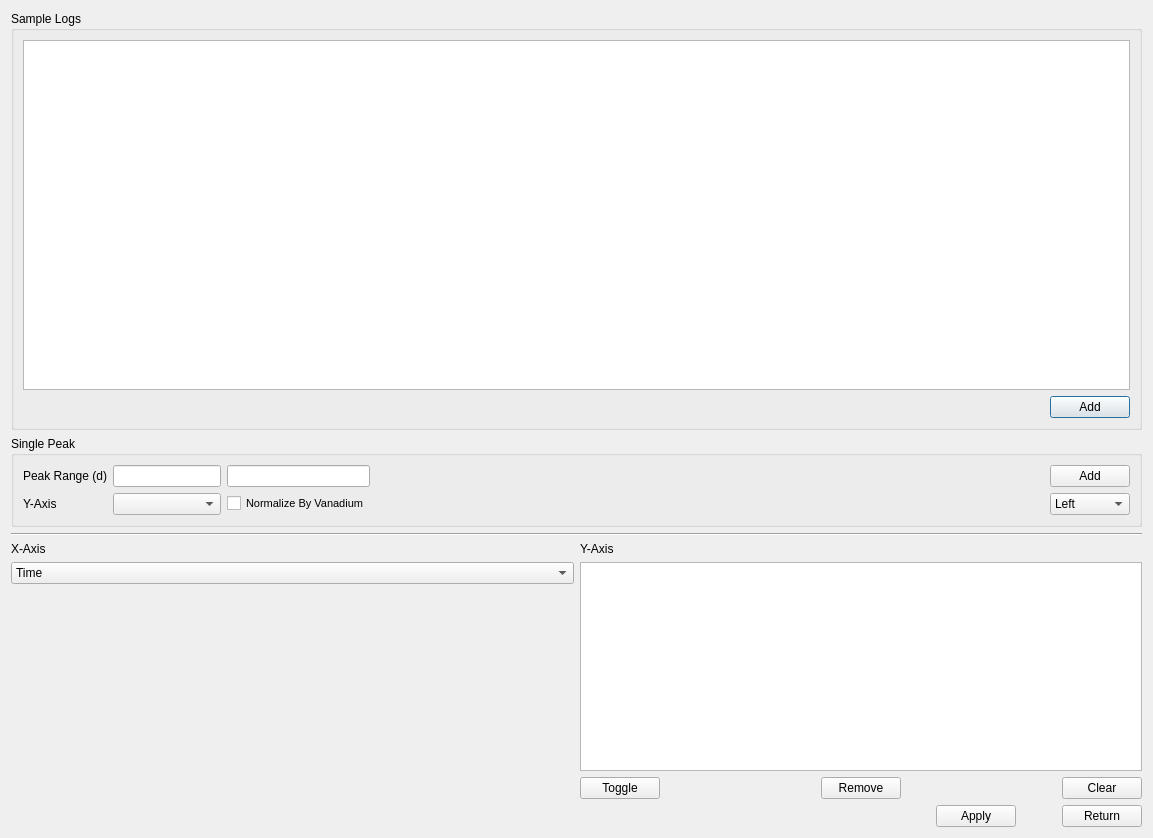
The window that pyvdrive/interface/gui/ui_LiveDataGPPlotSetup.ui (neutrons/PyVDrive) describes before a commit, drawn with Qt 5.
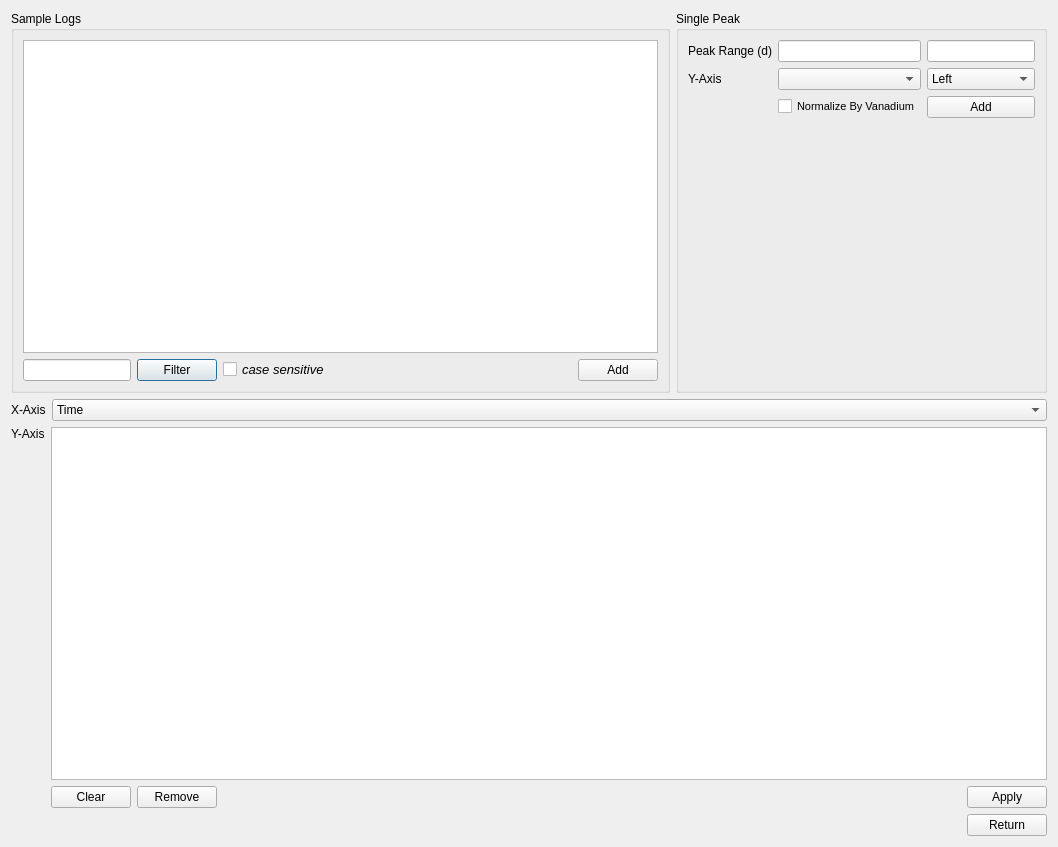
The same window after the commit. Custom widgets are drawn as their Qt base class.

```diff
--- a/pyvdrive/interface/gui/ui_LiveDataGPPlotSetup.ui
+++ b/pyvdrive/interface/gui/ui_LiveDataGPPlotSetup.ui
@@ -6,14 +6,16 @@
    <rect>
     <x>0</x>
     <y>0</y>
-    <width>1153</width>
-    <height>838</height>
+    <width>1058</width>
+    <height>847</height>
    </rect>
   </property>
   <property name="windowTitle">
    <string>Dialog</string>
   </property>
-  <layout class="QVBoxLayout" name="verticalLayout_3">
+  <layout class="QVBoxLayout" name="verticalLayout_4">
+   <item>
+    <layout class="QHBoxLayout" name="horizontalLayout">
    <item>
     <widget class="QGroupBox" name="groupBox">
      <property name="title">
@@ -29,6 +31,36 @@
       </item>
       <item>
        <layout class="QHBoxLayout" name="horizontalLayout_2">
+          <item>
+           <widget class="QLineEdit" name="lineEdit_logFilter">
+            <property name="sizePolicy">
+             <sizepolicy hsizetype="Preferred" vsizetype="Fixed">
+              <horstretch>0</horstretch>
+              <verstretch>0</verstretch>
+             </sizepolicy>
+            </property>
+           </widget>
+          </item>
+          <item>
+           <widget class="QPushButton" name="pushButton_filterLog">
+            <property name="text">
+             <string>Filter</string>
+            </property>
+           </widget>
+          </item>
+          <item>
+           <widget class="QCheckBox" name="checkBox_caseSensitive">
+            <property name="font">
+             <font>
+              <pointsize>10</pointsize>
+              <italic>true</italic>
+             </font>
+            </property>
+            <property name="text">
+             <string>case sensitive</string>
+            </property>
+           </widget>
+          </item>
         <item>
          <spacer name="horizontalSpacer_4">
           <property name="orientation">
@@ -60,30 +92,13 @@
       <string>Single Peak</string>
      </property>
      <layout class="QGridLayout" name="gridLayout">
-      <item row="1" column="1">
-       <widget class="QComboBox" name="comboBox_peakY"/>
-      </item>
-      <item row="0" column="6">
+        <item row="2" column="2">
        <widget class="QPushButton" name="pushButton_addPeakParam">
         <property name="text">
          <string>Add</string>
         </property>
        </widget>
       </item>
-      <item row="1" column="0">
-       <widget class="QLabel" name="label_4">
-        <property name="text">
-         <string>Y-Axis</string>
-        </property>
-       </widget>
-      </item>
-      <item row="0" column="0">
-       <widget class="QLabel" name="label_3">
-        <property name="text">
-         <string>Peak Range (d)</string>
-        </property>
-       </widget>
-      </item>
       <item row="0" column="2">
        <widget class="QLineEdit" name="lineEdit_dMaxPeakIntegrate">
         <property name="sizePolicy">
@@ -94,30 +109,10 @@
         </property>
        </widget>
       </item>
-      <item row="0" column="1">
-       <widget class="QLineEdit" name="lineEdit_minDPeakIntegrate">
-        <property name="sizePolicy">
-         <sizepolicy hsizetype="Preferred" vsizetype="Fixed">
-          <horstretch>0</horstretch>
-          <verstretch>0</verstretch>
-         </sizepolicy>
-        </property>
-       </widget>
-      </item>
-      <item row="0" column="5">
-       <spacer name="horizontalSpacer_3">
-        <property name="orientation">
-         <enum>Qt::Horizontal</enum>
-        </property>
-        <property name="sizeHint" stdset="0">
-         <size>
-          <width>40</width>
-          <height>20</height>
-         </size>
-        </property>
-       </spacer>
-      </item>
-      <item row="1" column="2">
+        <item row="1" column="1">
+         <widget class="QComboBox" name="comboBox_peakY"/>
+        </item>
+        <item row="2" column="1">
        <widget class="QCheckBox" name="checkBox_normByVan">
         <property name="font">
          <font>
@@ -129,7 +124,24 @@
         </property>
        </widget>
       </item>
-      <item row="1" column="6">
+        <item row="0" column="1">
+         <widget class="QLineEdit" name="lineEdit_minDPeakIntegrate">
+          <property name="sizePolicy">
+           <sizepolicy hsizetype="Preferred" vsizetype="Fixed">
+            <horstretch>0</horstretch>
+            <verstretch>0</verstretch>
+           </sizepolicy>
+          </property>
+         </widget>
+        </item>
+        <item row="0" column="0">
+         <widget class="QLabel" name="label_3">
+          <property name="text">
+           <string>Peak Range (d)</string>
+          </property>
+         </widget>
+        </item>
+        <item row="1" column="2">
        <widget class="QComboBox" name="comboBox_plotPeak">
         <item>
          <property name="text">
@@ -143,85 +155,40 @@
         </item>
        </widget>
       </item>
-     </layout>
-    </widget>
-   </item>
-   <item>
-    <widget class="Line" name="line">
-     <property name="orientation">
-      <enum>Qt::Horizontal</enum>
-     </property>
-    </widget>
-   </item>
-   <item>
-    <layout class="QGridLayout" name="gridLayout_2">
-     <item row="0" column="1">
-      <widget class="QLabel" name="label_2">
+        <item row="1" column="0">
+         <widget class="QLabel" name="label_4">
        <property name="text">
         <string>Y-Axis</string>
        </property>
       </widget>
      </item>
-     <item row="2" column="1">
+        <item row="3" column="2">
+         <spacer name="verticalSpacer_2">
+          <property name="orientation">
+           <enum>Qt::Vertical</enum>
+          </property>
+          <property name="sizeHint" stdset="0">
+           <size>
+            <width>20</width>
+            <height>40</height>
+           </size>
+          </property>
+         </spacer>
+        </item>
+       </layout>
+      </widget>
+     </item>
+    </layout>
+   </item>
+   <item>
       <layout class="QHBoxLayout" name="horizontalLayout_3">
        <item>
-        <widget class="QPushButton" name="pushButton_toggle">
-         <property name="text">
-          <string>Toggle</string>
-         </property>
-        </widget>
-       </item>
-       <item>
-        <spacer name="horizontalSpacer_5">
-         <property name="orientation">
-          <enum>Qt::Horizontal</enum>
-         </property>
-         <property name="sizeHint" stdset="0">
-          <size>
-           <width>40</width>
-           <height>20</height>
-          </size>
-         </property>
-        </spacer>
-       </item>
-       <item>
-        <widget class="QPushButton" name="pushButton_remove">
-         <property name="text">
-          <string>Remove</string>
-         </property>
-        </widget>
-       </item>
-       <item>
-        <spacer name="horizontalSpacer_6">
-         <property name="orientation">
-          <enum>Qt::Horizontal</enum>
-         </property>
-         <property name="sizeHint" stdset="0">
-          <size>
-           <width>40</width>
-           <height>20</height>
-          </size>
-         </property>
-        </spacer>
-       </item>
-       <item>
-        <widget class="QPushButton" name="pushButton_clear">
-         <property name="text">
-          <string>Clear</string>
-         </property>
-        </widget>
-       </item>
-      </layout>
-     </item>
-     <item row="0" column="0">
       <widget class="QLabel" name="label">
        <property name="text">
         <string>X-Axis</string>
        </property>
       </widget>
      </item>
-     <item row="1" column="0">
-      <layout class="QVBoxLayout" name="verticalLayout_2">
        <item>
         <widget class="QComboBox" name="comboBox_X">
          <property name="sizePolicy">
@@ -237,26 +204,38 @@
          </item>
         </widget>
        </item>
+    </layout>
+   </item>
+   <item>
+    <layout class="QHBoxLayout" name="horizontalLayout_4">
+     <item>
+      <layout class="QVBoxLayout" name="verticalLayout_2">
+       <item>
+        <widget class="QLabel" name="label_2">
+         <property name="text">
+          <string>Y-Axis</string>
+         </property>
+        </widget>
+       </item>
        <item>
         <spacer name="verticalSpacer">
          <property name="orientation">
           <enum>Qt::Vertical</enum>
          </property>
-         <property name="sizeType">
-          <enum>QSizePolicy::Preferred</enum>
-         </property>
          <property name="sizeHint" stdset="0">
           <size>
-           <width>0</width>
-           <height>187</height>
+           <width>20</width>
+           <height>40</height>
           </size>
          </property>
         </spacer>
        </item>
       </layout>
      </item>
-     <item row="1" column="1">
-      <widget class="LogSelectorTable" name="tableWidget_plotYAxis">
+     <item>
+      <layout class="QVBoxLayout" name="verticalLayout_3">
+       <item>
+        <widget class="LivePlotYAxisTable" name="tableWidget_plotYAxis">
        <property name="sizePolicy">
         <sizepolicy hsizetype="Expanding" vsizetype="Preferred">
          <horstretch>0</horstretch>
@@ -268,12 +247,24 @@
        </property>
       </widget>
      </item>
-    </layout>
+       <item>
+        <layout class="QHBoxLayout" name="horizontalLayout_5">
+         <item>
+          <widget class="QPushButton" name="pushButton_clear">
+           <property name="text">
+            <string>Clear</string>
+           </property>
+          </widget>
    </item>
    <item>
-    <layout class="QHBoxLayout" name="horizontalLayout">
+          <widget class="QPushButton" name="pushButton_remove">
+           <property name="text">
+            <string>Remove</string>
+           </property>
+          </widget>
+         </item>
      <item>
-      <spacer name="horizontalSpacer_2">
+          <spacer name="horizontalSpacer">
        <property name="orientation">
         <enum>Qt::Horizontal</enum>
        </property>
@@ -292,14 +283,19 @@
        </property>
       </widget>
      </item>
+        </layout>
+       </item>
+      </layout>
+     </item>
+    </layout>
+   </item>
      <item>
-      <spacer name="horizontalSpacer">
+    <layout class="QHBoxLayout" name="horizontalLayout_6">
+     <item>
+      <spacer name="horizontalSpacer_2">
        <property name="orientation">
         <enum>Qt::Horizontal</enum>
        </property>
-       <property name="sizeType">
-        <enum>QSizePolicy::Preferred</enum>
-       </property>
        <property name="sizeHint" stdset="0">
         <size>
          <width>40</width>
@@ -318,6 +314,11 @@
     </layout>
    </item>
   </layout>
+  <zorder>horizontalLayoutWidget</zorder>
+  <zorder>groupBox_livePeakView</zorder>
+  <zorder>horizontalLayoutWidget_2</zorder>
+  <zorder>horizontalLayoutWidget_3</zorder>
+  <zorder>horizontalLayoutWidget_4</zorder>
  </widget>
  <customwidgets>
   <customwidget>
@@ -325,6 +326,11 @@
    <extends>QTableWidget</extends>
    <header>LiveDataWidgets.h</header>
   </customwidget>
+  <customwidget>
+   <class>LivePlotYAxisTable</class>
+   <extends>QTableWidget</extends>
+   <header>LiveDataWidgets.h</header>
+  </customwidget>
  </customwidgets>
  <resources/>
  <connections/>
```
Lines whose indentation alone changed are shown as unchanged.
